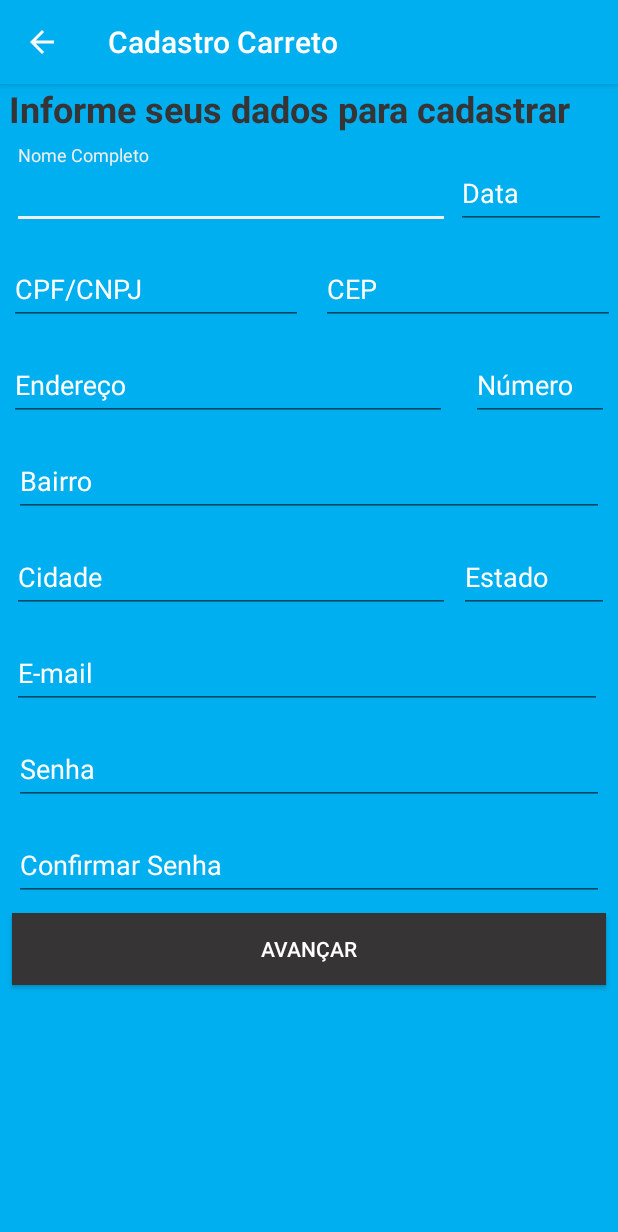
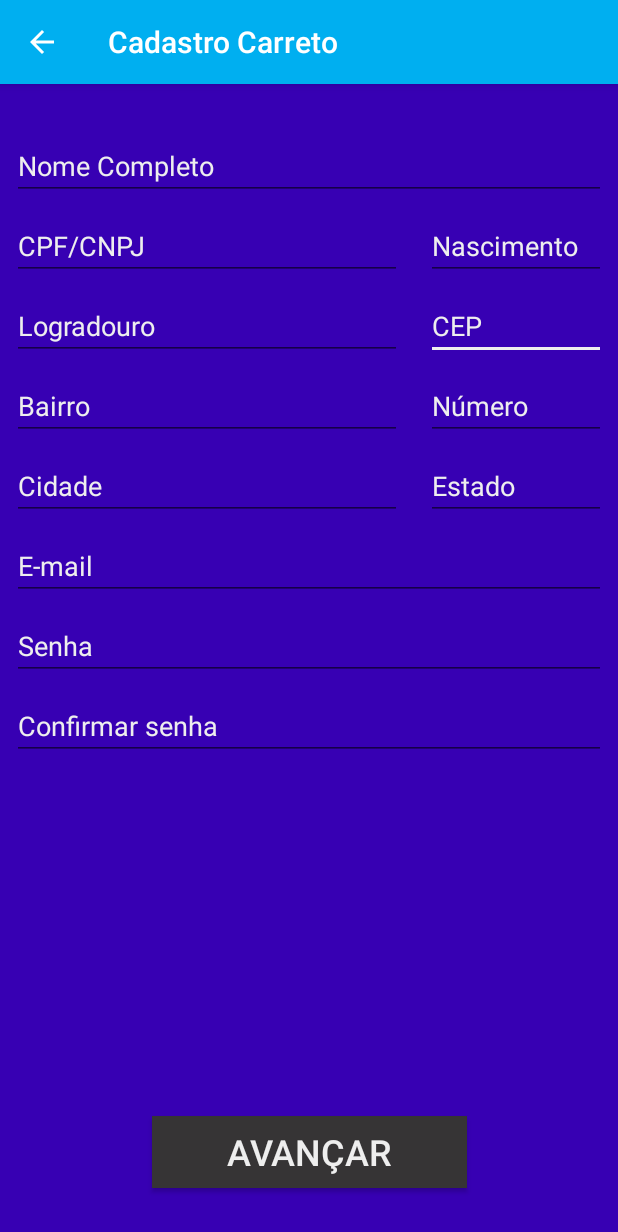
Before and after one commit to geovanebma/camfexpress, an Android app: the TelaCadastroCarretoDados screen opened directly, with no data from a screen before it, on a phone screen of 412 x 824 dp. Shown: the top 1232 px of the screen. Run offline under Robolectric (Android 15) with nearby library versions, the phone set to English and light mode, and no system bars; our stand-ins replace Firebase (no records; nobody signed in at launch, a user with empty details on screens opened directly); libraries missing offline, so code that uses them is left out: com.github.rtoshiro.util; 9 statements that could not run were skipped.

Commit message:
Primeira tela finalizada

```diff
--- a/CAMFEXPRESS/app/src/main/res/layout/activity_main.xml
+++ b/CAMFEXPRESS/app/src/main/res/layout/activity_main.xml
@@ -4,33 +4,33 @@
     xmlns:tools="http://schemas.android.com/tools"
     android:layout_width="match_parent"
     android:layout_height="match_parent"
-    android:background="@color/colorPrimaryDark"
+    android:background="@color/design_default_color_primary_dark"
     tools:context=".activity.MainActivity">
 
     <ImageView
         android:id="@+id/imageView"
-        android:layout_width="180dp"
-        android:layout_height="180dp"
-        app:layout_constraintBottom_toTopOf="@+id/linearLayout"
+        android:layout_width="385dp"
+        android:layout_height="322dp"
+        app:layout_constraintBottom_toBottomOf="parent"
         app:layout_constraintEnd_toEndOf="parent"
-        app:layout_constraintHorizontal_bias="0.498"
         app:layout_constraintStart_toStartOf="parent"
         app:layout_constraintTop_toTopOf="parent"
-        app:srcCompat="@drawable/logocamf" />
+        app:srcCompat="@drawable/caminhao" />
 
     <LinearLayout
         android:id="@+id/linearLayout"
         android:layout_width="0dp"
-        android:layout_height="64dp"
+        android:layout_height="wrap_content"
         android:layout_marginStart="16dp"
         android:layout_marginEnd="16dp"
-        android:layout_marginBottom="16dp"
-        android:background="@color/colorAccent"
+        android:background="@color/design_default_color_primary_dark"
         android:orientation="horizontal"
         android:padding="8dp"
         app:layout_constraintBottom_toBottomOf="parent"
         app:layout_constraintEnd_toEndOf="parent"
-        app:layout_constraintStart_toStartOf="parent">
+        app:layout_constraintHorizontal_bias="0.0"
+        app:layout_constraintStart_toStartOf="parent"
+        app:layout_constraintTop_toBottomOf="@+id/imageView">
 
         <Button
             android:id="@+id/button"
@@ -38,10 +38,11 @@
             android:layout_height="wrap_content"
             android:layout_marginRight="4dp"
             android:layout_weight="1"
-            android:background="@color/btnLogin"
+            android:background="@color/colorPrimaryDark"
             android:onClick="buttonCarreto"
             android:text="Sou Carreto"
-            android:textColor="#FFFFFF" />
+            android:textColor="@color/colorAccent"
+            android:textSize="24sp" />
 
         <Button
             android:id="@+id/button2"
@@ -49,25 +50,27 @@
             android:layout_height="wrap_content"
             android:layout_marginLeft="4dp"
             android:layout_weight="1"
-            android:background="@color/colorPrimary"
+            android:background="@color/colorPrimaryDark"
             android:onClick="buttonCliente"
             android:text="Sou Cliente"
-            android:textColor="#FFFFFF" />
+            android:textColor="@color/colorAccent"
+            android:textSize="24sp" />
     </LinearLayout>
 
-    <Button
-        android:id="@+id/button6"
+    <TextView
+        android:id="@+id/textView4"
         android:layout_width="wrap_content"
         android:layout_height="wrap_content"
-        android:text="Button"
-        tools:layout_editor_absoluteX="115dp"
-        tools:layout_editor_absoluteY="92dp" />
+        android:layout_marginStart="50dp"
+        android:layout_marginTop="10dp"
+        android:layout_marginEnd="50dp"
+        android:fontFamily="sans-serif-medium"
+        android:text="CAMF EXPRESS"
+        android:textColor="@color/colorAccent"
+        android:textSize="30sp"
+        app:layout_constraintBottom_toTopOf="@+id/imageView"
+        app:layout_constraintEnd_toEndOf="parent"
+        app:layout_constraintStart_toStartOf="parent"
+        app:layout_constraintTop_toTopOf="parent" />
 
-    <Button
-        android:id="@+id/button7"
-        android:layout_width="wrap_content"
-        android:layout_height="wrap_content"
-        android:text="Button"
-        tools:layout_editor_absoluteX="238dp"
-        tools:layout_editor_absoluteY="92dp" />
 </androidx.constraintlayout.widget.ConstraintLayout>
--- a/CAMFEXPRESS/app/src/main/res/layout/activity_tela_cadastro_carreto_dados.xml
+++ b/CAMFEXPRESS/app/src/main/res/layout/activity_tela_cadastro_carreto_dados.xml
@@ -4,281 +4,249 @@
     xmlns:tools="http://schemas.android.com/tools"
     android:layout_width="match_parent"
     android:layout_height="match_parent"
-    android:background="@color/colorPrimary"
+    android:background="@color/design_default_color_primary_dark"
     tools:context=".activity.TelaCadastroCarretoDados">
 
-    <TextView
-        android:id="@+id/avisoCadastro4"
-        android:layout_width="wrap_content"
-        android:layout_height="wrap_content"
-        android:layout_marginStart="2dp"
-        android:text="Informe seus dados para cadastrar"
-        android:textColor="@color/colorPrimaryDark"
-        android:textSize="24sp"
-        android:textStyle="bold"
-        app:layout_constraintEnd_toEndOf="parent"
-        app:layout_constraintHorizontal_bias="0.117"
-        app:layout_constraintStart_toStartOf="parent"
-        tools:layout_editor_absoluteY="16dp" />
-
-    <com.google.android.material.textfield.TextInputLayout
-        android:id="@+id/textInputLayout15"
-        android:layout_width="292dp"
+    <com.google.android.material.textfield.TextInputEditText
+        android:id="@+id/cep"
+        android:layout_width="120dp"
         android:layout_height="wrap_content"
         android:layout_marginStart="8dp"
         android:layout_marginTop="8dp"
         android:layout_marginEnd="8dp"
-        android:textColorHint="#FFFFFF"
-        app:hintAnimationEnabled="false"
+        android:fontFamily="sans-serif"
+        android:hint="CEP"
+        android:inputType="number"
+        android:textAlignment="viewStart"
+        android:textAllCaps="false"
+        android:textColor="@color/colorAccent"
+        android:textColorHint="@color/colorAccent"
+        android:textSize="18sp"
         app:layout_constraintEnd_toEndOf="parent"
-        app:layout_constraintEnd_toStartOf="@+id/dataNascimento"
-        app:layout_constraintHorizontal_bias="0.0"
-        app:layout_constraintStart_toStartOf="parent"
-        app:layout_constraintTop_toBottomOf="@+id/avisoCadastro4">
+        app:layout_constraintStart_toEndOf="@+id/endereco"
+        app:layout_constraintTop_toBottomOf="@+id/dataNascimento" />
 
     <com.google.android.material.textfield.TextInputEditText
-            android:id="@+id/nomeCompleto"
-            android:layout_width="match_parent"
-            android:layout_height="wrap_content"
-            android:hint="Nome Completo" />
-    </com.google.android.material.textfield.TextInputLayout>
-
-    <com.google.android.material.textfield.TextInputLayout
-        android:id="@+id/textInputLayout8"
-        android:layout_width="100dp"
+        android:id="@+id/numeroResidencial"
+        android:layout_width="120dp"
         android:layout_height="wrap_content"
         android:layout_marginStart="8dp"
         android:layout_marginTop="8dp"
         android:layout_marginEnd="8dp"
-        android:hint="Data"
-        android:textColorHint="#FFFFFF"
+        android:fontFamily="sans-serif"
+        android:hint="Número"
+        android:maxLength="8"
+        android:textAlignment="viewStart"
+        android:textAllCaps="false"
+        android:textColor="@color/colorAccent"
+        android:textColorHint="@color/colorAccent"
+        android:textSize="18sp"
         app:layout_constraintEnd_toEndOf="parent"
-        app:layout_constraintHorizontal_bias="1.0"
-        app:layout_constraintStart_toEndOf="@+id/textInputLayout15"
-        app:layout_constraintTop_toBottomOf="@+id/avisoCadastro4">
+        app:layout_constraintStart_toEndOf="@+id/bairro"
+        app:layout_constraintTop_toBottomOf="@+id/cep" />
 
     <com.google.android.material.textfield.TextInputEditText
         android:id="@+id/dataNascimento"
-            android:layout_width="match_parent"
-            android:layout_height="wrap_content"
-            android:inputType="number" />
-    </com.google.android.material.textfield.TextInputLayout>
-
-    <com.google.android.material.textfield.TextInputLayout
-        android:id="@+id/textInputLayout9"
-        android:layout_width="192dp"
+        android:layout_width="120dp"
         android:layout_height="wrap_content"
         android:layout_marginStart="8dp"
         android:layout_marginTop="8dp"
         android:layout_marginEnd="8dp"
-        android:textColorHint="#FFFFFF"
-        app:layout_constraintEnd_toStartOf="@+id/textInputLayout10"
-        app:layout_constraintStart_toStartOf="parent"
-        app:layout_constraintTop_toBottomOf="@+id/textInputLayout15">
+        android:fontFamily="sans-serif"
+        android:hint="Nascimento"
+        android:inputType="number"
+        android:textAlignment="viewStart"
+        android:textAllCaps="false"
+        android:textColor="@color/colorAccent"
+        android:textColorHint="@color/colorAccent"
+        android:textSize="18sp"
+        app:layout_constraintEnd_toEndOf="parent"
+        app:layout_constraintStart_toEndOf="@+id/cpfCnpj"
+        app:layout_constraintTop_toBottomOf="@+id/nomeCompleto" />
 
     <com.google.android.material.textfield.TextInputEditText
-            android:id="@+id/cpfCnpj"
-            android:layout_width="200dp"
-            android:layout_height="wrap_content"
-            android:hint="CPF/CNPJ"
-            android:inputType="number" />
-    </com.google.android.material.textfield.TextInputLayout>
-
-    <com.google.android.material.textfield.TextInputLayout
-        android:id="@+id/textInputLayout10"
-        android:layout_width="192dp"
+        android:id="@+id/endereco"
+        android:layout_width="0dp"
         android:layout_height="wrap_content"
         android:layout_marginStart="8dp"
         android:layout_marginTop="8dp"
         android:layout_marginEnd="8dp"
-        android:textColorHint="#FFFFFF"
-        app:layout_constraintEnd_toEndOf="parent"
-        app:layout_constraintStart_toEndOf="@+id/textInputLayout9"
-        app:layout_constraintTop_toBottomOf="@+id/textInputLayout8">
+        android:fontFamily="sans-serif"
+        android:hint="Logradouro"
+        android:textAlignment="viewStart"
+        android:textAllCaps="false"
+        android:textColor="@color/colorAccent"
+        android:textColorHint="@color/colorAccent"
+        android:textSize="18sp"
+        app:layout_constraintEnd_toStartOf="@+id/cep"
+        app:layout_constraintStart_toStartOf="parent"
+        app:layout_constraintTop_toBottomOf="@+id/cpfCnpj" />
 
     <com.google.android.material.textfield.TextInputEditText
-            android:id="@+id/cep"
-            android:layout_width="200dp"
-            android:layout_height="wrap_content"
-            android:hint="CEP"
-            android:inputType="number" />
-    </com.google.android.material.textfield.TextInputLayout>
-
-    <com.google.android.material.textfield.TextInputLayout
-        android:id="@+id/textInputLayout11"
-        android:layout_width="292dp"
+        android:id="@+id/cpfCnpj"
+        android:layout_width="0dp"
         android:layout_height="wrap_content"
         android:layout_marginStart="8dp"
         android:layout_marginTop="8dp"
         android:layout_marginEnd="8dp"
-        android:textColorHint="#FFFFFF"
-        app:layout_constraintEnd_toStartOf="@+id/textInputLayout12"
+        android:fontFamily="sans-serif"
+        android:hint="CPF/CNPJ"
+        android:inputType="number"
+        android:textAlignment="viewStart"
+        android:textAllCaps="false"
+        android:textColor="@color/colorAccent"
+        android:textColorHint="@color/colorAccent"
+        android:textSize="18sp"
+        app:layout_constraintEnd_toStartOf="@+id/dataNascimento"
         app:layout_constraintStart_toStartOf="parent"
-        app:layout_constraintTop_toBottomOf="@+id/textInputLayout9">
+        app:layout_constraintTop_toBottomOf="@+id/nomeCompleto" />
 
     <com.google.android.material.textfield.TextInputEditText
-            android:id="@+id/endereco"
+        android:id="@+id/nomeCompleto"
+        android:layout_width="0dp"
+        android:layout_height="wrap_content"
+        android:layout_marginStart="8dp"
+        android:layout_marginTop="32dp"
+        android:layout_marginEnd="8dp"
+        android:fontFamily="sans-serif"
+        android:hint="Nome Completo"
+        android:textAlignment="viewStart"
+        android:textAllCaps="false"
+        android:textColor="@color/colorAccent"
+        android:textColorHint="@color/colorAccent"
+        android:textSize="18sp"
+        app:layout_constraintEnd_toEndOf="parent"
+        app:layout_constraintStart_toStartOf="parent"
+        app:layout_constraintTop_toTopOf="parent" />
+
+    <com.google.android.material.textfield.TextInputEditText
+        android:id="@+id/email"
         android:layout_width="match_parent"
-            android:layout_height="wrap_content"
-            android:hint="Endereço" />
-    </com.google.android.material.textfield.TextInputLayout>
-
-    <com.google.android.material.textfield.TextInputLayout
-        android:id="@+id/textInputLayout12"
-        android:layout_width="92dp"
         android:layout_height="wrap_content"
         android:layout_marginStart="8dp"
         android:layout_marginTop="8dp"
         android:layout_marginEnd="8dp"
-        android:textColorHint="#FFFFFF"
-        app:layout_constraintEnd_toEndOf="parent"
-        app:layout_constraintStart_toEndOf="@+id/textInputLayout11"
-        app:layout_constraintTop_toBottomOf="@+id/textInputLayout10">
-
-        <com.google.android.material.textfield.TextInputEditText
-            android:id="@+id/numeroResidencial"
-            android:layout_width="match_parent"
-            android:layout_height="wrap_content"
-            android:hint="Número" />
-    </com.google.android.material.textfield.TextInputLayout>
-
-    <com.google.android.material.textfield.TextInputLayout
-        android:id="@+id/textInputLayout13"
-        android:layout_width="393dp"
-        android:layout_height="wrap_content"
-        android:layout_marginStart="16dp"
-        android:layout_marginTop="8dp"
-        android:layout_marginEnd="16dp"
-        android:textColorHint="#FFFFFF"
+        android:fontFamily="sans-serif"
+        android:hint="E-mail"
+        android:textAlignment="viewStart"
+        android:textAllCaps="false"
+        android:textColor="@color/colorAccent"
+        android:textColorHint="@color/colorAccent"
+        android:textSize="18sp"
         app:layout_constraintEnd_toEndOf="parent"
         app:layout_constraintStart_toStartOf="parent"
-        app:layout_constraintTop_toBottomOf="@+id/textInputLayout11">
+        app:layout_constraintTop_toBottomOf="@+id/cidade" />
 
     <com.google.android.material.textfield.TextInputEditText
         android:id="@+id/bairro"
-            android:layout_width="match_parent"
-            android:layout_height="wrap_content"
-            android:hint="Bairro" />
-    </com.google.android.material.textfield.TextInputLayout>
-
-    <com.google.android.material.textfield.TextInputLayout
-        android:id="@+id/textInputLayout14"
-        android:layout_width="292dp"
-        android:layout_height="wrap_content"
-        android:layout_marginStart="8dp"
-        android:layout_marginTop="8dp"
-        android:textColorHint="#FFFFFF"
-        app:layout_constraintEnd_toEndOf="parent"
-        app:layout_constraintEnd_toStartOf="@+id/estado"
-        app:layout_constraintHorizontal_bias="0.5"
-        app:layout_constraintStart_toStartOf="parent"
-        app:layout_constraintTop_toBottomOf="@+id/textInputLayout13">
-
-        <com.google.android.material.textfield.TextInputEditText
-            android:id="@+id/cidade"
-            android:layout_width="match_parent"
-            android:layout_height="wrap_content"
-            android:hint="Cidade"
-            android:textColorHint="#FFFFFF" />
-
-    </com.google.android.material.textfield.TextInputLayout>
-
-    <com.google.android.material.textfield.TextInputLayout
-        android:layout_width="100dp"
+        android:layout_width="0dp"
         android:layout_height="wrap_content"
         android:layout_marginStart="8dp"
         android:layout_marginTop="8dp"
         android:layout_marginEnd="8dp"
-        android:hint="Estado"
-        android:textColorHint="#FFFFFF"
-        app:layout_constraintEnd_toEndOf="parent"
-        app:layout_constraintHorizontal_bias="0.5"
-        app:layout_constraintStart_toEndOf="@+id/textInputLayout14"
-        app:layout_constraintTop_toBottomOf="@+id/textInputLayout13">
+        android:fontFamily="sans-serif"
+        android:hint="Bairro"
+        android:textAlignment="viewStart"
+        android:textAllCaps="false"
+        android:textColor="@color/colorAccent"
+        android:textColorHint="@color/colorAccent"
+        android:textSize="18sp"
+        app:layout_constraintEnd_toStartOf="@+id/numeroResidencial"
+        app:layout_constraintStart_toStartOf="parent"
+        app:layout_constraintTop_toBottomOf="@+id/endereco" />
 
     <com.google.android.material.textfield.TextInputEditText
-            android:id="@+id/estado"
-            android:layout_width="match_parent"
-            android:layout_height="wrap_content" />
-    </com.google.android.material.textfield.TextInputLayout>
-
-    <com.google.android.material.textfield.TextInputLayout
-        android:id="@+id/textInputLayout17"
-        android:layout_width="393dp"
+        android:id="@+id/confirmarSenha"
+        android:layout_width="0dp"
         android:layout_height="wrap_content"
         android:layout_marginStart="8dp"
         android:layout_marginTop="8dp"
         android:layout_marginEnd="8dp"
-        android:hint="Confirmar Senha"
-        android:textColorHint="#FFFFFF"
+        android:fontFamily="sans-serif"
+        android:hint="Confirmar senha"
+        android:inputType="textPassword"
+        android:textAlignment="viewStart"
+        android:textAllCaps="false"
+        android:textColor="@color/colorAccent"
+        android:textColorHint="@color/colorAccent"
+        android:textColorLink="#FFFFFF"
+        android:textSize="18sp"
         app:layout_constraintEnd_toEndOf="parent"
+        app:layout_constraintHorizontal_bias="0.0"
         app:layout_constraintStart_toStartOf="parent"
-        app:layout_constraintTop_toBottomOf="@+id/textInputLayout16">
+        app:layout_constraintTop_toBottomOf="@+id/senha" />
 
     <com.google.android.material.textfield.TextInputEditText
-            android:id="@+id/confirmarSenha"
-            android:layout_width="match_parent"
-            android:layout_height="wrap_content"
-            android:inputType="textPassword"
-            android:textColorHint="#FFFFFF"
-            android:textColorLink="#FFFFFF" />
-    </com.google.android.material.textfield.TextInputLayout>
-
-    <com.google.android.material.textfield.TextInputLayout
-        android:id="@+id/textInputLayout16"
-        android:layout_width="393dp"
+        android:id="@+id/estado"
+        android:layout_width="120dp"
         android:layout_height="wrap_content"
         android:layout_marginStart="8dp"
         android:layout_marginTop="8dp"
         android:layout_marginEnd="8dp"
-        android:hint="Senha"
-        android:textColorHint="#FFFFFF"
+        android:fontFamily="sans-serif"
+        android:hint="Estado"
+        android:textAlignment="viewStart"
+        android:textAllCaps="false"
+        android:textColor="@color/colorAccent"
+        android:textColorHint="@color/colorAccent"
+        android:textSize="18sp"
         app:layout_constraintEnd_toEndOf="parent"
-        app:layout_constraintStart_toStartOf="parent"
-        app:layout_constraintTop_toBottomOf="@+id/textInputLayout7">
+        app:layout_constraintStart_toEndOf="@+id/cidade"
+        app:layout_constraintTop_toBottomOf="@+id/numeroResidencial" />
 
     <com.google.android.material.textfield.TextInputEditText
         android:id="@+id/senha"
         android:layout_width="match_parent"
         android:layout_height="wrap_content"
-            android:inputType="textPassword" />
-    </com.google.android.material.textfield.TextInputLayout>
-
-    <com.google.android.material.textfield.TextInputLayout
-        android:id="@+id/textInputLayout7"
-        android:layout_width="393dp"
-        android:layout_height="wrap_content"
         android:layout_marginStart="8dp"
         android:layout_marginTop="8dp"
-        android:layout_marginEnd="16dp"
-        android:hint="E-mail"
-        android:textColorHint="#FFFFFF"
-        app:hintTextColor="#FFFFFF"
+        android:layout_marginEnd="8dp"
+        android:fontFamily="sans-serif"
+        android:hint="Senha"
+        android:inputType="textPassword"
+        android:textAlignment="viewStart"
+        android:textAllCaps="false"
+        android:textColor="@color/colorAccent"
+        android:textColorHint="@color/colorAccent"
+        android:textSize="18sp"
         app:layout_constraintEnd_toEndOf="parent"
-        app:layout_constraintHorizontal_bias="0.09"
+        app:layout_constraintHorizontal_bias="0.0"
         app:layout_constraintStart_toStartOf="parent"
-        app:layout_constraintTop_toBottomOf="@+id/textInputLayout14">
+        app:layout_constraintTop_toBottomOf="@+id/email" />
 
     <com.google.android.material.textfield.TextInputEditText
-            android:id="@+id/email"
-            android:layout_width="match_parent"
-            android:layout_height="wrap_content"
-            android:textColorHint="#FFFFFF" />
-    </com.google.android.material.textfield.TextInputLayout>
-
-    <Button
-        android:id="@+id/cadastrarCarreto"
+        android:id="@+id/cidade"
         android:layout_width="0dp"
         android:layout_height="wrap_content"
         android:layout_marginStart="8dp"
         android:layout_marginTop="8dp"
         android:layout_marginEnd="8dp"
+        android:fontFamily="sans-serif"
+        android:hint="Cidade"
+        android:textAlignment="viewStart"
+        android:textAllCaps="false"
+        android:textColor="@color/colorAccent"
+        android:textColorHint="@color/colorAccent"
+        android:textSize="18sp"
+        app:layout_constraintEnd_toStartOf="@+id/estado"
+        app:layout_constraintStart_toStartOf="parent"
+        app:layout_constraintTop_toBottomOf="@+id/bairro" />
+
+    <Button
+        android:id="@+id/cadastrarCarreto"
+        android:layout_width="210dp"
+        android:layout_height="wrap_content"
+        android:layout_marginBottom="32dp"
         android:background="@color/colorPrimaryDark"
+        android:fontFamily="sans-serif-medium"
         android:onClick="buttonCadastrar"
         android:text="Avançar"
-        android:textColor="#FFFFFF"
+        android:textAlignment="center"
+        android:textColor="@color/colorAccent"
+        android:textColorHint="@color/colorAccent"
+        android:textSize="24sp"
+        app:layout_constraintBottom_toBottomOf="parent"
         app:layout_constraintEnd_toEndOf="parent"
-        app:layout_constraintHorizontal_bias="1.0"
-        app:layout_constraintStart_toStartOf="parent"
-        app:layout_constraintTop_toBottomOf="@+id/textInputLayout17" />
+        app:layout_constraintStart_toStartOf="parent" />
+
 </androidx.constraintlayout.widget.ConstraintLayout>
```
Also changed, not shown: CAMFEXPRESS/app/src/main/res/drawable/caminhao.png (added). Lines whose indentation alone changed are shown as unchanged.
